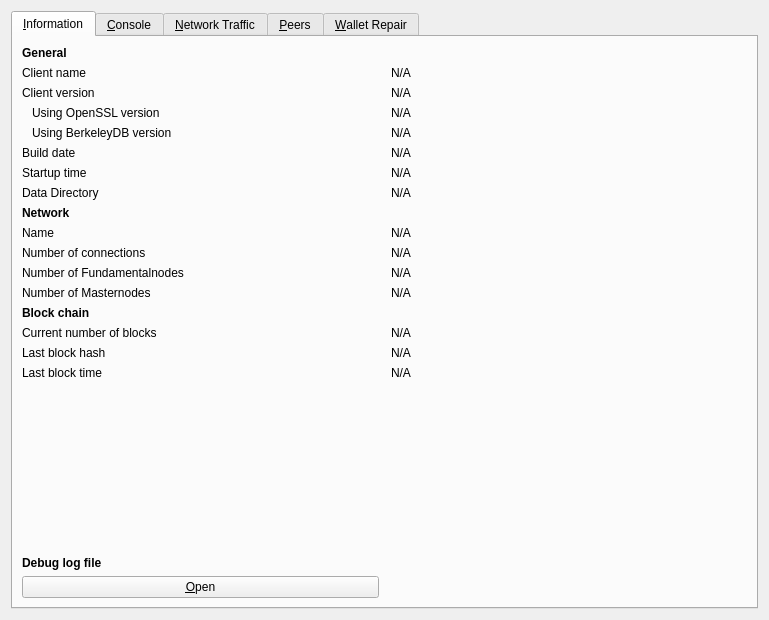
Before: the Qt Designer form src/qt/forms/rpcconsole.ui in VitaeTeam/Vitae, drawn with Qt 5.
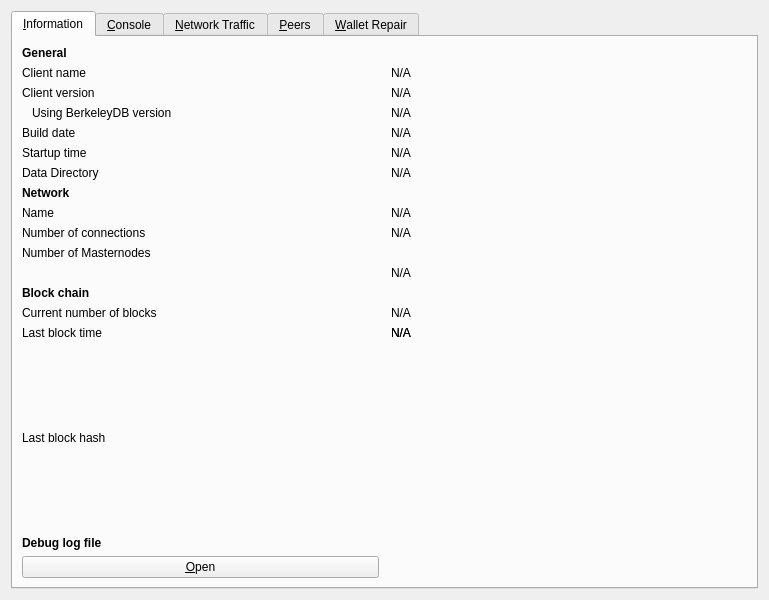
After: the same form once the commit is applied. Icons and pictures are not drawn. Custom widgets are drawn as their Qt base class.

Commit message: Merge #991: [Build] Remove OpenSSL 1.0 check

Diff of the .ui file:
```diff
--- a/src/qt/forms/rpcconsole.ui
+++ b/src/qt/forms/rpcconsole.ui
@@ -7,7 +7,7 @@
     <x>0</x>
     <y>0</y>
     <width>769</width>
-    <height>620</height>
+    <height>600</height>
    </rect>
   </property>
   <property name="windowTitle">
@@ -87,32 +87,6 @@
         </widget>
        </item>
        <item row="3" column="0">
-        <widget class="QLabel" name="openSSLVersionLabel">
-         <property name="text">
-          <string>Using OpenSSL version</string>
-         </property>
-         <property name="indent">
-          <number>10</number>
-         </property>
-        </widget>
-       </item>
-       <item row="3" column="1">
-        <widget class="QLabel" name="openSSLVersion">
-         <property name="cursor">
-          <cursorShape>IBeamCursor</cursorShape>
-         </property>
-         <property name="text">
-          <string>N/A</string>
-         </property>
-         <property name="textFormat">
-          <enum>Qt::PlainText</enum>
-         </property>
-         <property name="textInteractionFlags">
-          <set>Qt::LinksAccessibleByMouse|Qt::TextSelectableByKeyboard|Qt::TextSelectableByMouse</set>
-         </property>
-        </widget>
-       </item>
-       <item row="4" column="0">
         <widget class="QLabel" name="berkeleyDBVersionLabel">
          <property name="text">
           <string>Using BerkeleyDB version</string>
@@ -122,7 +96,7 @@
          </property>
         </widget>
        </item>
-       <item row="4" column="1">
+       <item row="3" column="1">
         <widget class="QLabel" name="berkeleyDBVersion">
          <property name="cursor">
           <cursorShape>IBeamCursor</cursorShape>
@@ -138,14 +112,14 @@
          </property>
         </widget>
        </item>
-       <item row="5" column="0">
+       <item row="4" column="0">
         <widget class="QLabel" name="buildDateLabel">
          <property name="text">
           <string>Build date</string>
          </property>
         </widget>
        </item>
-       <item row="5" column="1">
+       <item row="4" column="1">
         <widget class="QLabel" name="buildDate">
          <property name="cursor">
           <cursorShape>IBeamCursor</cursorShape>
@@ -161,14 +135,14 @@
          </property>
         </widget>
        </item>
-       <item row="6" column="0">
+       <item row="5" column="0">
         <widget class="QLabel" name="startupTimeLabel">
          <property name="text">
           <string>Startup time</string>
          </property>
         </widget>
        </item>
-       <item row="6" column="1">
+       <item row="5" column="1">
         <widget class="QLabel" name="startupTime">
          <property name="cursor">
           <cursorShape>IBeamCursor</cursorShape>
@@ -184,21 +158,21 @@
          </property>
         </widget>
        </item>
-       <item row="7" column="0">
+       <item row="6" column="0">
         <widget class="QLabel" name="dataDirLabel">
          <property name="text">
           <string>Data Directory</string>
          </property>
         </widget>
        </item>
-       <item row="7" column="1">
+       <item row="6" column="1">
         <widget class="QLabel" name="dataDir">
          <property name="text">
           <string>N/A</string>
          </property>
         </widget>
        </item>
-       <item row="8" column="0">
+       <item row="7" column="0">
         <widget class="QLabel" name="networkHeader">
          <property name="font">
           <font>
@@ -211,14 +185,14 @@
          </property>
         </widget>
        </item>
-       <item row="9" column="0">
+       <item row="8" column="0">
         <widget class="QLabel" name="networkNameLabel">
          <property name="text">
           <string>Name</string>
          </property>
         </widget>
        </item>
-       <item row="9" column="1">
+       <item row="8" column="1">
         <widget class="QLabel" name="networkName">
          <property name="cursor">
           <cursorShape>IBeamCursor</cursorShape>
@@ -234,14 +208,14 @@
          </property>
         </widget>
        </item>
-       <item row="10" column="0">
+       <item row="9" column="0">
         <widget class="QLabel" name="numberOfConnectionsLabel">
          <property name="text">
           <string>Number of connections</string>
          </property>
         </widget>
        </item>
-       <item row="10" column="1">
+       <item row="9" column="1">
         <widget class="QLabel" name="numberOfConnections">
          <property name="cursor">
           <cursorShape>IBeamCursor</cursorShape>
@@ -257,37 +231,14 @@
          </property>
         </widget>
        </item>
-       <item row="11" column="0">
-        <widget class="QLabel" name="fundamentalnodeCountLabel">
-         <property name="text">
-          <string>Number of Fundamentalnodes</string>
-         </property>
-        </widget>
-       </item>
-       <item row="11" column="1">
-        <widget class="QLabel" name="fundamentalnodeCount">
-         <property name="cursor">
-          <cursorShape>IBeamCursor</cursorShape>
-         </property>
-         <property name="text">
-          <string>N/A</string>
-         </property>
-         <property name="textFormat">
-          <enum>Qt::PlainText</enum>
-         </property>
-         <property name="textInteractionFlags">
-          <set>Qt::LinksAccessibleByMouse|Qt::TextSelectableByKeyboard|Qt::TextSelectableByMouse</set>
-         </property>
-        </widget>
-       </item>
-       <item row="12" column="0">
+       <item row="10" column="0">
         <widget class="QLabel" name="masternodeCountLabel">
          <property name="text">
           <string>Number of Masternodes</string>
          </property>
         </widget>
        </item>
-       <item row="12" column="1">
+       <item row="11" column="1">
         <widget class="QLabel" name="masternodeCount">
          <property name="cursor">
           <cursorShape>IBeamCursor</cursorShape>
@@ -303,7 +254,7 @@
          </property>
         </widget>
        </item>
-       <item row="13" column="0">
+       <item row="12" column="0">
         <widget class="QLabel" name="blockchainHeader">
          <property name="font">
           <font>
@@ -316,14 +267,14 @@
          </property>
         </widget>
        </item>
-       <item row="14" column="0">
+       <item row="13" column="0">
         <widget class="QLabel" name="numberOfBlocksLabel">
          <property name="text">
           <string>Current number of blocks</string>
          </property>
         </widget>
        </item>
-       <item row="14" column="1">
+       <item row="13" column="1">
         <widget class="QLabel" name="numberOfBlocks">
          <property name="cursor">
           <cursorShape>IBeamCursor</cursorShape>
@@ -339,28 +290,14 @@
          </property>
         </widget>
        </item>
-       <item row="15" column="0">
-        <widget class="QLabel" name="lastBlockHashLabel">
-         <property name="text">
-          <string>Last block hash</string>
-         </property>
-        </widget>
-       </item>
-       <item row="15" column="1">
-        <widget class="QLabel" name="lastBlockHash">
-         <property name="text">
-          <string>N/A</string>
-         </property>
-        </widget>
-       </item>
-       <item row="16" column="0">
+       <item row="14" column="0">
         <widget class="QLabel" name="lastBlockTimeLabel">
          <property name="text">
           <string>Last block time</string>
          </property>
         </widget>
        </item>
-       <item row="16" column="1">
+       <item row="14" column="1">
         <widget class="QLabel" name="lastBlockTime">
          <property name="cursor">
           <cursorShape>IBeamCursor</cursorShape>
@@ -376,7 +313,21 @@
          </property>
         </widget>
        </item>
-       <item row="17" column="0">
+       <item row="15" column="0">
+        <widget class="QLabel" name="lastBlockHashLabel">
+         <property name="text">
+          <string>Last block hash</string>
+         </property>
+        </widget>
+       </item>
+       <item row="14" column="1">
+        <widget class="QLabel" name="lastBlockHash">
+         <property name="text">
+          <string>N/A</string>
+         </property>
+        </widget>
+       </item>
+       <item row="15" column="0">
         <spacer name="verticalSpacer_2">
          <property name="orientation">
           <enum>Qt::Vertical</enum>
@@ -389,7 +340,7 @@
          </property>
         </spacer>
        </item>
-       <item row="18" column="0">
+       <item row="17" column="0">
         <widget class="QLabel" name="debugLogFileHeader">
          <property name="font">
           <font>
@@ -402,7 +353,7 @@
          </property>
         </widget>
        </item>
-       <item row="19" column="0">
+       <item row="18" column="0">
         <widget class="QPushButton" name="openDebugLogfileButton">
          <property name="toolTip">
           <string>Open the VITAE debug log file from the current data directory. This can take a few seconds for large log files.</string>
```
The commit also changes 9 other files.
